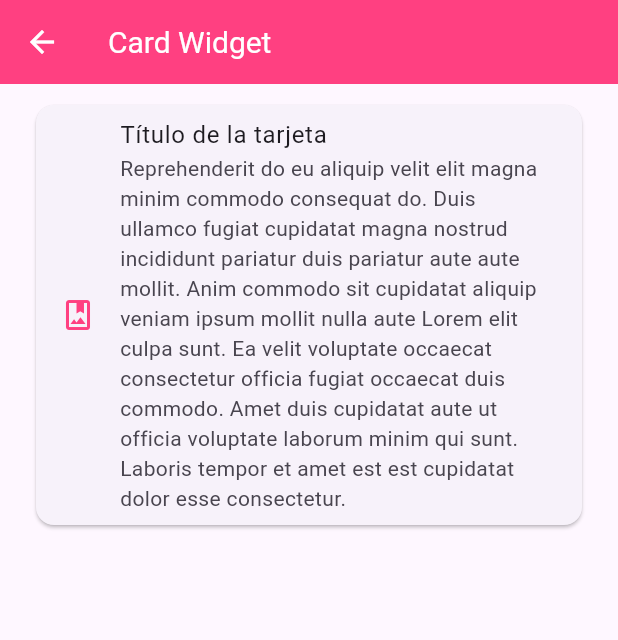
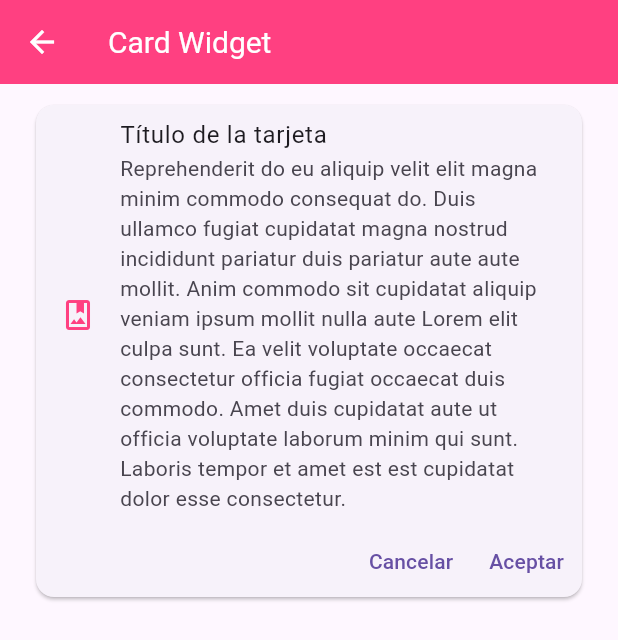
Before and after one commit to alHortalV/fl_components, a Flutter app: the CardScreen screen opened by its route, on a phone screen of 412 x 824 dp. Shown: the top 640 px of the screen. Run offline on Flutter 3.47's test engine with Material 3 defaults, Android fonts, the phone set to English and light mode, and no system bars.

Commit message:
Añadimos botones dentro del card

```diff
--- a/lib/screens/card_screen.dart
+++ b/lib/screens/card_screen.dart
@@ -12,9 +12,7 @@ class CardScreen extends StatelessWidget {
       ),
       body: ListView(
           padding: const EdgeInsets.symmetric(horizontal: 20, vertical: 10),
-          children: const [
-            CustomCardTipo1(),
-          ]),
+          children: const [CustomCardTipo1()]),
     );
   }
 }
--- a/lib/widgets/custom_card_tipo_1.dart
+++ b/lib/widgets/custom_card_tipo_1.dart
@@ -7,15 +7,22 @@ class CustomCardTipo1 extends StatelessWidget {
   });
   @override
   Widget build(BuildContext context) {
-    return const Card(
+    return Card(
       child: Column(
         children: [
-          ListTile(
+          const ListTile(
             leading: Icon(Icons.photo_album_outlined, color: AppTheme.primary),
             title: Text("Título de la tarjeta"),
             subtitle: Text(
                 "Reprehenderit do eu aliquip velit elit magna minim commodo consequat do. Duis ullamco fugiat cupidatat magna nostrud incididunt pariatur duis pariatur aute aute mollit. Anim commodo sit cupidatat aliquip veniam ipsum mollit nulla aute Lorem elit culpa sunt. Ea velit voluptate occaecat consectetur officia fugiat occaecat duis commodo. Amet duis cupidatat aute ut officia voluptate laborum minim qui sunt. Laboris tempor et amet est est cupidatat dolor esse consectetur."),
           ),
+          Row(
+            mainAxisAlignment: MainAxisAlignment.end,
+            children: [
+              TextButton(onPressed: () {}, child: const Text("Cancelar")),
+              TextButton(onPressed: () {}, child: const Text("Aceptar"))
+            ],
+          )
         ],
       ),
     );
```
